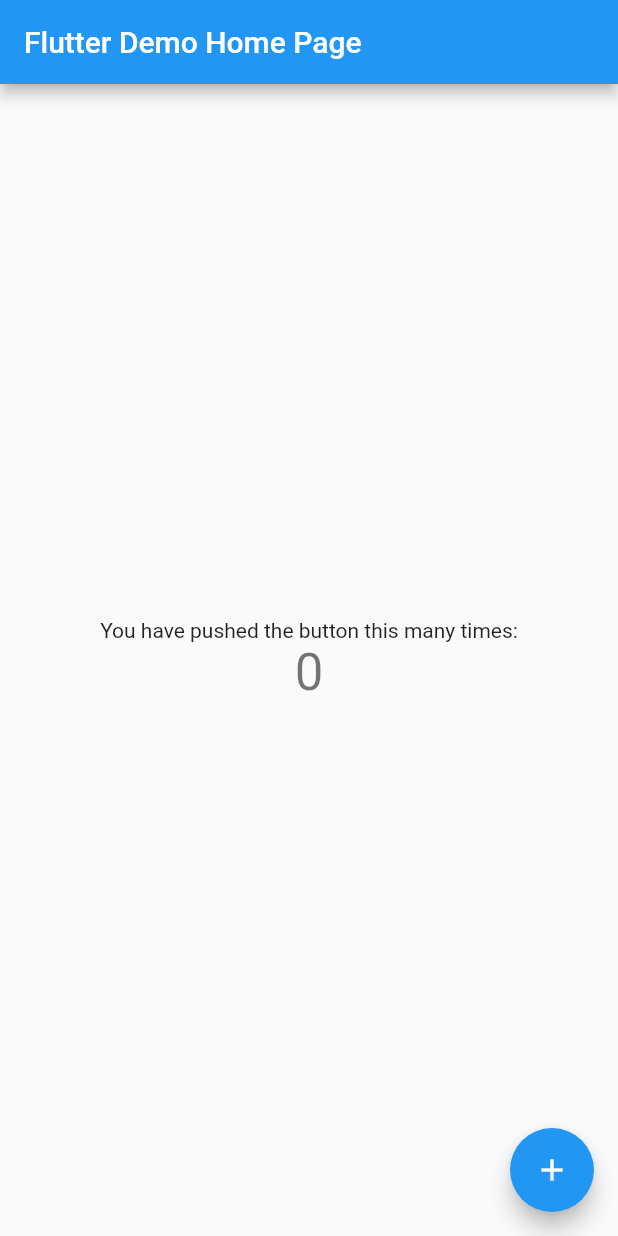
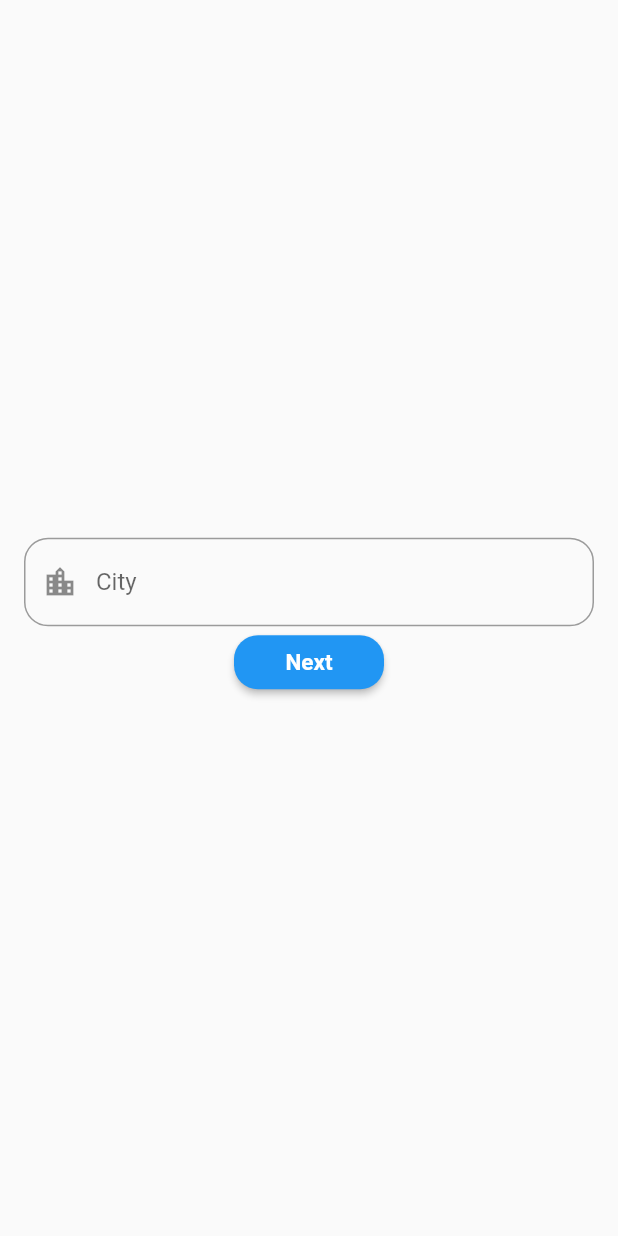
Before and after one commit to akbarjohnie/testTask, a Flutter app: the screen it shows after launch, on a phone screen of 412 x 824 dp. Run offline on Flutter 3.47's test engine with Material 2 defaults, Android fonts, the phone set to English and light mode, and no system bars.

Commit message:
empty screens and simple navigation

```diff
--- a/lib/main.dart
+++ b/lib/main.dart
@@ -1,4 +1,7 @@
 import 'package:flutter/material.dart';
+import 'package:test_task_friflex/screens/first_screen.dart';
+import 'package:test_task_friflex/screens/second_screen.dart';
+import 'package:test_task_friflex/screens/third_screen.dart';
 
 void main() {
   runApp(const MyApp());
@@ -14,53 +17,12 @@
       theme: ThemeData(
         primarySwatch: Colors.blue,
       ),
-      home: const MyHomePage(title: 'Flutter Demo Home Page'),
+      home: const FirstPage(),
+      routes: {
+        '/first/': (context) => const FirstPage(),
+        '/second/': (context) => const SecondPage(),
+        '/third/': (context) => const ThirdPage(),
+      },
     );
   }
 }
-
-class MyHomePage extends StatefulWidget {
-  const MyHomePage({Key? key, required this.title}) : super(key: key);
-  final String title;
-
-  @override
-  State<MyHomePage> createState() => _MyHomePageState();
-}
-
-class _MyHomePageState extends State<MyHomePage> {
-  int _counter = 0;
-
-  void _incrementCounter() {
-    setState(() {
-      _counter++;
-    });
-  }
-
-  @override
-  Widget build(BuildContext context) {
-    return Scaffold(
-      appBar: AppBar(
-        title: Text(widget.title),
-      ),
-      body: Center(
-        child: Column(
-          mainAxisAlignment: MainAxisAlignment.center,
-          children: <Widget>[
-            const Text(
-              'You have pushed the button this many times:',
-            ),
-            Text(
-              '$_counter',
-              style: Theme.of(context).textTheme.headline4,
-            ),
-          ],
-        ),
-      ),
-      floatingActionButton: FloatingActionButton(
-        onPressed: _incrementCounter,
-        tooltip: 'Increment',
-        child: const Icon(Icons.add),
-      ),
-    );
-  }
-}
--- /dev/null
+++ b/lib/screens/first_screen.dart
@@ -0,0 +1,66 @@
+import 'package:flutter/material.dart';
+
+class FirstPage extends StatefulWidget {
+  const FirstPage({Key? key}) : super(key: key);
+
+  @override
+  State<FirstPage> createState() => _FirstPageState();
+}
+
+class _FirstPageState extends State<FirstPage> {
+  late final TextEditingController city;
+
+  @override
+  void initState() {
+    city = TextEditingController();
+    super.initState();
+  }
+
+  @override
+  Widget build(BuildContext context) {
+    return Scaffold(
+      body: Center(
+        child: Padding(
+          padding: const EdgeInsets.all(16.0),
+          child: Column(
+            mainAxisAlignment: MainAxisAlignment.center,
+            children: [
+              TextField(
+                controller: city,
+                autocorrect: false,
+                decoration: const InputDecoration(
+                  prefixIcon: Icon(Icons.location_city_outlined),
+                  labelText: 'City',
+                  border: OutlineInputBorder(
+                    borderRadius: BorderRadius.all(
+                      Radius.circular(16),
+                    ),
+                  ),
+                ),
+              ),
+              MaterialButton(
+                onPressed: () {
+                  Navigator.of(context)
+                      .pushNamedAndRemoveUntil('/second/', (route) => false);
+                },
+                minWidth: 100,
+                color: Colors.blue,
+                shape: RoundedRectangleBorder(
+                  borderRadius: BorderRadius.circular(16),
+                ),
+                child: const Text(
+                  'Next',
+                  style: TextStyle(
+                    color: Colors.white,
+                    fontSize: 15,
+                    fontWeight: FontWeight.w600,
+                  ),
+                ),
+              )
+            ],
+          ),
+        ),
+      ),
+    );
+  }
+}
```
Also changed, not shown: lib/screens/second_screen.dart (added, +46 -0 lines), lib/screens/third_screen.dart (added, +29 -0 lines), lib/first_screen.dart (deleted), lib/second_screen.dart (deleted), lib/third_screen.dart (deleted).
